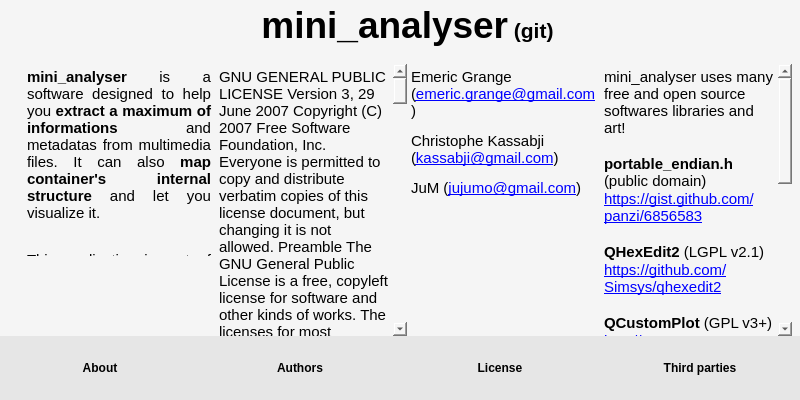
Before: the Qt Designer form mini_analyser/ui/about.ui in emericg/MiniVideo, drawn with Qt 5.
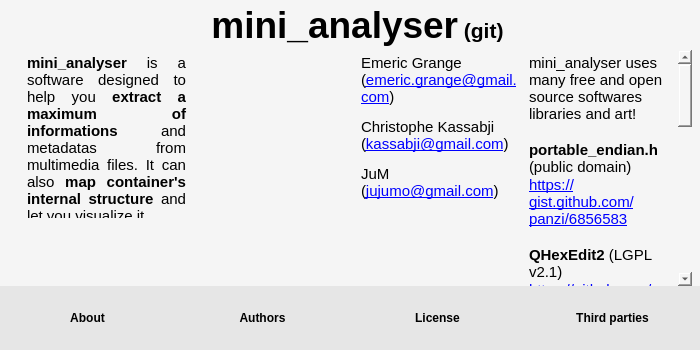
After: the same form once the commit is applied. Icons and pictures are not drawn.

Commit message: mini_analyser: UI adjustments

Patch:
```diff
--- a/mini_analyser/ui/about.ui
+++ b/mini_analyser/ui/about.ui
@@ -6,13 +6,13 @@
    <rect>
     <x>0</x>
     <y>0</y>
-    <width>800</width>
-    <height>400</height>
+    <width>700</width>
+    <height>350</height>
    </rect>
   </property>
   <property name="minimumSize">
    <size>
-    <width>700</width>
+    <width>640</width>
     <height>320</height>
    </size>
   </property>
@@ -50,12 +50,6 @@
        <height>64</height>
       </size>
      </property>
-     <property name="maximumSize">
-      <size>
-       <width>16777215</width>
-       <height>128</height>
-      </size>
-     </property>
      <property name="styleSheet">
       <string notr="true">background-color: rgb(230, 230, 230);</string>
      </property>
@@ -205,7 +199,7 @@
 &lt;html&gt;&lt;head&gt;&lt;meta name=&quot;qrichtext&quot; content=&quot;1&quot; /&gt;&lt;style type=&quot;text/css&quot;&gt;
 p, li { white-space: pre-wrap; }
 &lt;/style&gt;&lt;/head&gt;&lt;body style=&quot; font-family:'DejaVu Sans'; font-size:11pt; font-weight:400; font-style:normal;&quot;&gt;
-&lt;p style=&quot; margin-top:0px; margin-bottom:0px; margin-left:0px; margin-right:0px; -qt-block-indent:0; text-indent:0px;&quot;&gt;GNU GENERAL PUBLIC LICENSE Version 3, 29 June 2007 Copyright (C) 2007 Free Software Foundation, Inc. Everyone is permitted to copy and distribute verbatim copies of this license document, but changing it is not allowed. Preamble The GNU General Public License is a free, copyleft license for software and other kinds of works. The licenses for most software and other practical works are designed to take away your freedom to share and change the works. By contrast, the GNU General Public License is intended to guarantee your freedom to share and change all versions of a program--to make sure it remains free software for all its users. We, the Free Software Foundation, use the GNU General Public License for most of our software; it applies also to any other work released this way by its authors. You can apply it to your programs, too. When we speak of free software, we are referring to freedom, not price. Our General Public Licenses are designed to make sure that you have the freedom to distribute copies of free software (and charge for them if you wish), that you receive source code or can get it if you want it, that you can change the software or use pieces of it in new free programs, and that you know you can do these things. To protect your rights, we need to prevent others from denying you these rights or asking you to surrender the rights. Therefore, you have certain responsibilities if you distribute copies of the software, or if you modify it: responsibilities to respect the freedom of others. For example, if you distribute copies of such a program, whether gratis or for a fee, you must pass on to the recipients the same freedoms that you received. You must make sure that they, too, receive or can get the source code. And you must show them these terms so they know their rights. Developers that use the GNU GPL protect your rights with two steps: (1) assert copyright on the software, and (2) offer you this License giving you legal permission to copy, distribute and/or modify it. For the developers' and authors' protection, the GPL clearly explains that there is no warranty for this free software. For both users' and authors' sake, the GPL requires that modified versions be marked as changed, so that their problems will not be attributed erroneously to authors of previous versions. Some devices are designed to deny users access to install or run modified versions of the software inside them, although the manufacturer can do so. This is fundamentally incompatible with the aim of protecting users' freedom to change the software. The systematic pattern of such abuse occurs in the area of products for individuals to use, which is precisely where it is most unacceptable. Therefore, we have designed this version of the GPL to prohibit the practice for those products. If such problems arise substantially in other domains, we stand ready to extend this provision to those domains in future versions of the GPL, as needed to protect the freedom of users. Finally, every program is threatened constantly by software patents. States should not allow patents to restrict development and use of software on general-purpose computers, but in those that do, we wish to avoid the special danger that patents applied to a free program could make it effectively proprietary. To prevent this, the GPL assures that patents cannot be used to render the program non-free. The precise terms and conditions for copying, distribution and modification follow. TERMS AND CONDITIONS 0. Definitions. &amp;quot;This License&amp;quot; refers to version 3 of the GNU General Public License. &amp;quot;Copyright&amp;quot; also means copyright-like laws that apply to other kinds of works, such as semiconductor masks. &amp;quot;The Program&amp;quot; refers to any copyrightable work licensed under this License. Each licensee is addressed as &amp;quot;you&amp;quot;. &amp;quot;Licensees&amp;quot; and &amp;quot;recipients&amp;quot; may be individuals or organizations. To &amp;quot;modify&amp;quot; a work means to copy from or adapt all or part of the work in a fashion requiring copyright permission, other than the making of an exact copy. The resulting work is called a &amp;quot;modified version&amp;quot; of the earlier work or a work &amp;quot;based on&amp;quot; the earlier work. A &amp;quot;covered work&amp;quot; means either the unmodified Program or a work based on the Program. To &amp;quot;propagate&amp;quot; a work means to do anything with it that, without permission, would make you directly or secondarily liable for infringement under applicable copyright law, except executing it on a computer or modifying a private copy. Propagation includes copying, distribution (with or without modification), making available to the public, and in some countries other activities as well. To &amp;quot;convey&amp;quot; a work means any kind of propagation that enables other parties to make or receive copies. Mere interaction with a user through a computer network, with no transfer of a copy, is not conveying. An interactive user interface displays &amp;quot;Appropriate Legal Notices&amp;quot; to the extent that it includes a convenient and prominently visible feature that (1) displays an appropriate copyright notice, and (2) tells the user that there is no warranty for the work (except to the extent that warranties are provided), that licensees may convey the work under this License, and how to view a copy of this License. If the interface presents a list of user commands or options, such as a menu, a prominent item in the list meets this criterion. 1. Source Code. The &amp;quot;source code&amp;quot; for a work means the preferred form of the work for making modifications to it. &amp;quot;Object code&amp;quot; means any non-source form of a work. A &amp;quot;Standard Interface&amp;quot; means an interface that either is an official standard defined by a recognized standards body, or, in the case of interfaces specified for a particular programming language, one that is widely used among developers working in that language. The &amp;quot;System Libraries&amp;quot; of an executable work include anything, other than the work as a whole, that (a) is included in the normal form of packaging a Major Component, but which is not part of that Major Component, and (b) serves only to enable use of the work with that Major Component, or to implement a Standard Interface for which an implementation is available to the public in source code form. A &amp;quot;Major Component&amp;quot;, in this context, means a major essential component (kernel, window system, and so on) of the specific operating system (if any) on which the executable work runs, or a compiler used to produce the work, or an object code interpreter used to run it. The &amp;quot;Corresponding Source&amp;quot; for a work in object code form means all the source code needed to generate, install, and (for an executable work) run the object code and to modify the work, including scripts to control those activities. However, it does not include the work's System Libraries, or general-purpose tools or generally available free programs which are used unmodified in performing those activities but which are not part of the work. For example, Corresponding Source includes interface definition files associated with source files for the work, and the source code for shared libraries and dynamically linked subprograms that the work is specifically designed to require, such as by intimate data communication or control flow between those subprograms and other parts of the work. The Corresponding Source need not include anything that users can regenerate automatically from other parts of the Corresponding Source. The Corresponding Source for a work in source code form is that same work. 2. Basic Permissions. All rights granted under this License are granted for the term of copyright on the Program, and are irrevocable provided the stated conditions are met. This License explicitly affirms your unlimited permission to run the unmodified Program. The output from running a covered work is covered by this License only if the output, given its content, constitutes a covered work. This License acknowledges your rights of fair use or other equivalent, as provided by copyright law. You may make, run and propagate covered works that you do not convey, without conditions so long as your license otherwise remains in force. You may convey covered works to others for the sole purpose of having them make modifications exclusively for you, or provide you with facilities for running those works, provided that you comply with the terms of this License in conveying all material for which you do not control copyright. Those thus making or running the covered works for you must do so exclusively on your behalf, under your direction and control, on terms that prohibit them from making any copies of your copyrighted material outside their relationship with you. Conveying under any other circumstances is permitted solely under the conditions stated below. Sublicensing is not allowed; section 10 makes it unnecessary. 3. Protecting Users' Legal Rights From Anti-Circumvention Law. No covered work shall be deemed part of an effective technological measure under any applicable law fulfilling obligations under article 11 of the WIPO copyright treaty adopted on 20 December 1996, or similar laws prohibiting or restricting circumvention of such measures. When you convey a covered work, you waive any legal power to forbid circumvention of technological measures to the extent such circumvention is effected by exercising rights under this License with respect to the covered work, and you disclaim any intention to limit operation or modification of the work as a means of enforcing, against the work's users, your or third parties' legal rights to forbid circumvention of technological measures. 4. Conveying Verbatim Copies. You may convey verbatim copies of the Program's source code as you receive it, in any medium, provided that you conspicuously and appropriately publish on each copy an appropriate copyright notice; keep intact all notices stating that this License and any non-permissive terms added in accord with section 7 apply to the code; keep intact all notices of the absence of any warranty; and give all recipients a copy of this License along with the Program. You may charge any price or no price for each copy that you convey, and you may offer support or warranty protection for a fee. 5. Conveying Modified Source Versions. You may convey a work based on the Program, or the modifications to produce it from the Program, in the form of source code under the terms of section 4, provided that you also meet all of these conditions: a) The work must carry prominent notices stating that you modified it, and giving a relevant date. b) The work must carry prominent notices stating that it is released under this License and any conditions added under section 7. This requirement modifies the requirement in section 4 to &amp;quot;keep intact all notices&amp;quot;. c) You must license the entire work, as a whole, under this License to anyone who comes into possession of a copy. This License will therefore apply, along with any applicable section 7 additional terms, to the whole of the work, and all its parts, regardless of how they are packaged. This License gives no permission to license the work in any other way, but it does not invalidate such permission if you have separately received it. d) If the work has interactive user interfaces, each must display Appropriate Legal Notices; however, if the Program has interactive interfaces that do not display Appropriate Legal Notices, your work need not make them do so. A compilation of a covered work with other separate and independent works, which are not by their nature extensions of the covered work, and which are not combined with it such as to form a larger program, in or on a volume of a storage or distribution medium, is called an &amp;quot;aggregate&amp;quot; if the compilation and its resulting copyright are not used to limit the access or legal rights of the compilation's users beyond what the individual works permit. Inclusion of a covered work in an aggregate does not cause this License to apply to the other parts of the aggregate. 6. Conveying Non-Source Forms. You may convey a covered work in object code form under the terms of sections 4 and 5, provided that you also convey the machine-readable Corresponding Source under the terms of this License, in one of these ways: a) Convey the object code in, or embodied in, a physical product (including a physical distribution medium), accompanied by the Corresponding Source fixed on a durable physical medium customarily used for software interchange. b) Convey the object code in, or embodied in, a physical product (including a physical distribution medium), accompanied by a written offer, valid for at least three years and valid for as long as you offer spare parts or customer support for that product model, to give anyone who possesses the object code either (1) a copy of the Corresponding Source for all the software in the product that is covered by this License, on a durable physical medium customarily used for software interchange, for a price no more than your reasonable cost of physically performing this conveying of source, or (2) access to copy the Corresponding Source from a network server at no charge. c) Convey individual copies of the object code with a copy of the written offer to provide the Corresponding Source. This alternative is allowed only occasionally and noncommercially, and only if you received the object code with such an offer, in accord with subsection 6b. d) Convey the object code by offering access from a designated place (gratis or for a charge), and offer equivalent access to the Corresponding Source in the same way through the same place at no further charge. You need not require recipients to copy the Corresponding Source along with the object code. If the place to copy the object code is a network server, the Corresponding Source may be on a different server (operated by you or a third party) that supports equivalent copying facilities, provided you maintain clear directions next to the object code saying where to find the Corresponding Source. Regardless of what server hosts the Corresponding Source, you remain obligated to ensure that it is available for as long as needed to satisfy these requirements. e) Convey the object code using peer-to-peer transmission, provided you inform other peers where the object code and Corresponding Source of the work are being offered to the general public at no charge under subsection 6d. A separable portion of the object code, whose source code is excluded from the Corresponding Source as a System Library, need not be included in conveying the object code work. A &amp;quot;User Product&amp;quot; is either (1) a &amp;quot;consumer product&amp;quot;, which means any tangible personal property which is normally used for personal, family, or household purposes, or (2) anything designed or sold for incorporation into a dwelling. In determining whether a product is a consumer product, doubtful cases shall be resolved in favor of coverage. For a particular product received by a particular user, &amp;quot;normally used&amp;quot; refers to a typical or common use of that class of product, regardless of the status of the particular user or of the way in which the particular user actually uses, or expects or is expected to use, the product. A product is a consumer product regardless of whether the product has substantial commercial, industrial or non-consumer uses, unless such uses represent the only significant mode of use of the product. &amp;quot;Installation Information&amp;quot; for a User Product means any methods, procedures, authorization keys, or other information required to install and execute modified versions of a covered work in that User Product from a modified version of its Corresponding Source. The information must suffice to ensure that the continued functioning of the modified object code is in no case prevented or interfered with solely because modification has been made. If you convey an object code work under this section in, or with, or specifically for use in, a User Product, and the conveying occurs as part of a transaction in which the right of possession and use of the User Product is transferred to the recipient in perpetuity or for a fixed term (regardless of how the transaction is characterized), the Corresponding Source conveyed under this section must be accompanied by the Installation Information. But this requirement does not apply if neither you nor any third party retains the ability to install modified object code on the User Product (for example, the work has been installed in ROM). The requirement to provide Installation Information does not include a requirement to continue to provide support service, warranty, or updates for a work that has been modified or installed by the recipient, or for the User Product in which it has been modified or installed. Access to a network may be denied when the modification itself materially and adversely affects the operation of the network or violates the rules and protocols for communication across the network. Corresponding Source conveyed, and Installation Information provided, in accord with this section must be in a format that is publicly documented (and with an implementation available to the public in source code form), and must require no special password or key for unpacking, reading or copying. 7. Additional Terms. &amp;quot;Additional permissions&amp;quot; are terms that supplement the terms of this License by making exceptions from one or more of its conditions. Additional permissions that are applicable to the entire Program shall be treated as though they were included in this License, to the extent that they are valid under applicable law. If additional permissions apply only to part of the Program, that part may be used separately under those permissions, but the entire Program remains governed by this License without regard to the additional permissions. When you convey a copy of a covered work, you may at your option remove any additional permissions from that copy, or from any part of it. (Additional permissions may be written to require their own removal in certain cases when you modify the work.) You may place additional permissions on material, added by you to a covered work, for which you have or can give appropriate copyright permission. Notwithstanding any other provision of this License, for material you add to a covered work, you may (if authorized by the copyright holders of that material) supplement the terms of this License with terms: a) Disclaiming warranty or limiting liability differently from the terms of sections 15 and 16 of this License; or b) Requiring preservation of specified reasonable legal notices or author attributions in that material or in the Appropriate Legal Notices displayed by works containing it; or c) Prohibiting misrepresentation of the origin of that material, or requiring that modified versions of such material be marked in reasonable ways as different from the original version; or d) Limiting the use for publicity purposes of names of licensors or authors of the material; or e) Declining to grant rights under trademark law for use of some trade names, trademarks, or service marks; or f) Requiring indemnification of licensors and authors of that material by anyone who conveys the material (or modified versions of it) with contractual assumptions of liability to the recipient, for any liability that these contractual assumptions directly impose on those licensors and authors. All other non-permissive additional terms are considered &amp;quot;further restrictions&amp;quot; within the meaning of section 10. If the Program as you received it, or any part of it, contains a notice stating that it is governed by this License along with a term that is a further restriction, you may remove that term. If a license document contains a further restriction but permits relicensing or conveying under this License, you may add to a covered work material governed by the terms of that license document, provided that the further restriction does not survive such relicensing or conveying. If you add terms to a covered work in accord with this section, you must place, in the relevant source files, a statement of the additional terms that apply to those files, or a notice indicating where to find the applicable terms. Additional terms, permissive or non-permissive, may be stated in the form of a separately written license, or stated as exceptions; the above requirements apply either way. 8. Termination. You may not propagate or modify a covered work except as expressly provided under this License. Any attempt otherwise to propagate or modify it is void, and will automatically terminate your rights under this License (including any patent licenses granted under the third paragraph of section 11). However, if you cease all violation of this License, then your license from a particular copyright holder is reinstated (a) provisionally, unless and until the copyright holder explicitly and finally terminates your license, and (b) permanently, if the copyright holder fails to notify you of the violation by some reasonable means prior to 60 days after the cessation. Moreover, your license from a particular copyright holder is reinstated permanently if the copyright holder notifies you of the violation by some reasonable means, this is the first time you have received notice of violation of this License (for any work) from that copyright holder, and you cure the violation prior to 30 days after your receipt of the notice. Termination of your rights under this section does not terminate the licenses of parties who have received copies or rights from you under this License. If your rights have been terminated and not permanently reinstated, you do not qualify to receive new licenses for the same material under section 10. 9. Acceptance Not Required for Having Copies. You are not required to accept this License in order to receive or run a copy of the Program. Ancillary propagation of a covered work occurring solely as a consequence of using peer-to-peer transmission to receive a copy likewise does not require acceptance. However, nothing other than this License grants you permission to propagate or modify any covered work. These actions infringe copyright if you do not accept this License. Therefore, by modifying or propagating a covered work, you indicate your acceptance of this License to do so. 10. Automatic Licensing of Downstream Recipients. Each time you convey a covered work, the recipient automatically receives a license from the original licensors, to run, modify and propagate that work, subject to this License. You are not responsible for enforcing compliance by third parties with this License. An &amp;quot;entity transaction&amp;quot; is a transaction transferring control of an organization, or substantially all assets of one, or subdividing an organization, or merging organizations. If propagation of a covered work results from an entity transaction, each party to that transaction who receives a copy of the work also receives whatever licenses to the work the party's predecessor in interest had or could give under the previous paragraph, plus a right to possession of the Corresponding Source of the work from the predecessor in interest, if the predecessor has it or can get it with reasonable efforts. You may not impose any further restrictions on the exercise of the rights granted or affirmed under this License. For example, you may not impose a license fee, royalty, or other charge for exercise of rights granted under this License, and you may not initiate litigation (including a cross-claim or counterclaim in a lawsuit) alleging that any patent claim is infringed by making, using, selling, offering for sale, or importing the Program or any portion of it. 11. Patents. A &amp;quot;contributor&amp;quot; is a copyright holder who authorizes use under this License of the Program or a work on which the Program is based. The work thus licensed is called the contributor's &amp;quot;contributor version&amp;quot;. A contributor's &amp;quot;essential patent claims&amp;quot; are all patent claims owned or controlled by the contributor, whether already acquired or hereafter acquired, that would be infringed by some manner, permitted by this License, of making, using, or selling its contributor version, but do not include claims that would be infringed only as a consequence of further modification of the contributor version. For purposes of this definition, &amp;quot;control&amp;quot; includes the right to grant patent sublicenses in a manner consistent with the requirements of this License. Each contributor grants you a non-exclusive, worldwide, royalty-free patent license under the contributor's essential patent claims, to make, use, sell, offer for sale, import and otherwise run, modify and propagate the contents of its contributor version. In the following three paragraphs, a &amp;quot;patent license&amp;quot; is any express agreement or commitment, however denominated, not to enforce a patent (such as an express permission to practice a patent or covenant not to sue for patent infringement). To &amp;quot;grant&amp;quot; such a patent license to a party means to make such an agreement or commitment not to enforce a patent against the party. If you convey a covered work, knowingly relying on a patent license, and the Corresponding Source of the work is not available for anyone to copy, free of charge and under the terms of this License, through a publicly available network server or other readily accessible means, then you must either (1) cause the Corresponding Source to be so available, or (2) arrange to deprive yourself of the benefit of the patent license for this particular work, or (3) arrange, in a manner consistent with the requirements of this License, to extend the patent license to downstream recipients. &amp;quot;Knowingly relying&amp;quot; means you have actual knowledge that, but for the patent license, your conveying the covered work in a country, or your recipient's use of the covered work in a country, would infringe one or more identifiable patents in that country that you have reason to believe are valid. If, pursuant to or in connection with a single transaction or arrangement, you convey, or propagate by procuring conveyance of, a covered work, and grant a patent license to some of the parties receiving the covered work authorizing them to use, propagate, modify or convey a specific copy of the covered work, then the patent license you grant is automatically extended to all recipients of the covered work and works based on it. A patent license is &amp;quot;discriminatory&amp;quot; if it does not include within the scope of its coverage, prohibits the exercise of, or is conditioned on the non-exercise of one or more of the rights that are specifically granted under this License. You may not convey a covered work if you are a party to an arrangement with a third party that is in the business of distributing software, under which you make payment to the third party based on the extent of your activity of conveying the work, and under which the third party grants, to any of the parties who would receive the covered work from you, a discriminatory patent license (a) in connection with copies of the covered work conveyed by you (or copies made from those copies), or (b) primarily for and in connection with specific products or compilations that contain the covered work, unless you entered into that arrangement, or that patent license was granted, prior to 28 March 2007. Nothing in this License shall be construed as excluding or limiting any implied license or other defenses to infringement that may otherwise be available to you under applicable patent law. 12. No Surrender of Others' Freedom. If conditions are imposed on you (whether by court order, agreement or otherwise) that contradict the conditions of this License, they do not excuse you from the conditions of this License. If you cannot convey a covered work so as to satisfy simultaneously your obligations under this License and any other pertinent obligations, then as a consequence you may not convey it at all. For example, if you agree to terms that obligate you to collect a royalty for further conveying from those to whom you convey the Program, the only way you could satisfy both those terms and this License would be to refrain entirely from conveying the Program. 13. Use with the GNU Affero General Public License. Notwithstanding any other provision of this License, you have permission to link or combine any covered work with a work licensed under version 3 of the GNU Affero General Public License into a single combined work, and to convey the resulting work. The terms of this License will continue to apply to the part which is the covered work, but the special requirements of the GNU Affero General Public License, section 13, concerning interaction through a network will apply to the combination as such. 14. Revised Versions of this License. The Free Software Foundation may publish revised and/or new versions of the GNU General Public License from time to time. Such new versions will be similar in spirit to the present version, but may differ in detail to address new problems or concerns. Each version is given a distinguishing version number. If the Program specifies that a certain numbered version of the GNU General Public License &amp;quot;or any later version&amp;quot; applies to it, you have the option of following the terms and conditions either of that numbered version or of any later version published by the Free Software Foundation. If the Program does not specify a version number of the GNU General Public License, you may choose any version ever published by the Free Software Foundation. If the Program specifies that a proxy can decide which future versions of the GNU General Public License can be used, that proxy's public statement of acceptance of a version permanently authorizes you to choose that version for the Program. Later license versions may give you additional or different permissions. However, no additional obligations are imposed on any author or copyright holder as a result of your choosing to follow a later version. 15. Disclaimer of Warranty. THERE IS NO WARRANTY FOR THE PROGRAM, TO THE EXTENT PERMITTED BY APPLICABLE LAW. EXCEPT WHEN OTHERWISE STATED IN WRITING THE COPYRIGHT HOLDERS AND/OR OTHER PARTIES PROVIDE THE PROGRAM &amp;quot;AS IS&amp;quot; WITHOUT WARRANTY OF ANY KIND, EITHER EXPRESSED OR IMPLIED, INCLUDING, BUT NOT LIMITED TO, THE IMPLIED WARRANTIES OF MERCHANTABILITY AND FITNESS FOR A PARTICULAR PURPOSE. THE ENTIRE RISK AS TO THE QUALITY AND PERFORMANCE OF THE PROGRAM IS WITH YOU. SHOULD THE PROGRAM PROVE DEFECTIVE, YOU ASSUME THE COST OF ALL NECESSARY SERVICING, REPAIR OR CORRECTION. 16. Limitation of Liability. IN NO EVENT UNLESS REQUIRED BY APPLICABLE LAW OR AGREED TO IN WRITING WILL ANY COPYRIGHT HOLDER, OR ANY OTHER PARTY WHO MODIFIES AND/OR CONVEYS THE PROGRAM AS PERMITTED ABOVE, BE LIABLE TO YOU FOR DAMAGES, INCLUDING ANY GENERAL, SPECIAL, INCIDENTAL OR CONSEQUENTIAL DAMAGES ARISING OUT OF THE USE OR INABILITY TO USE THE PROGRAM (INCLUDING BUT NOT LIMITED TO LOSS OF DATA OR DATA BEING RENDERED INACCURATE OR LOSSES SUSTAINED BY YOU OR THIRD PARTIES OR A FAILURE OF THE PROGRAM TO OPERATE WITH ANY OTHER PROGRAMS), EVEN IF SUCH HOLDER OR OTHER PARTY HAS BEEN ADVISED OF THE POSSIBILITY OF SUCH DAMAGES. 17. Interpretation of Sections 15 and 16. If the disclaimer of warranty and limitation of liability provided above cannot be given local legal effect according to their terms, reviewing courts shall apply local law that most closely approximates an absolute waiver of all civil liability in connection with the Program, unless a warranty or assumption of liability accompanies a copy of the Program in return for a fee. END OF TERMS AND CONDITIONS How to Apply These Terms to Your New Programs If you develop a new program, and you want it to be of the greatest possible use to the public, the best way to achieve this is to make it free software which everyone can redistribute and change under these terms. To do so, attach the following notices to the program. It is safest to attach them to the start of each source file to most effectively state the exclusion of warranty; and each file should have at least the &amp;quot;copyright&amp;quot; line and a pointer to where the full notice is found. Copyright (C) This program is free software: you can redistribute it and/or modify it under the terms of the GNU General Public License as published by the Free Software Foundation, either version 3 of the License, or (at your option) any later version. This program is distributed in the hope that it will be useful, but WITHOUT ANY WARRANTY; without even the implied warranty of MERCHANTABILITY or FITNESS FOR A PARTICULAR PURPOSE. See the GNU General Public License for more details. You should have received a copy of the GNU General Public License along with this program. If not, see . Also add information on how to contact you by electronic and paper mail. If the program does terminal interaction, make it output a short notice like this when it starts in an interactive mode: Copyright (C) This program comes with ABSOLUTELY NO WARRANTY; for details type `show w'. This is free software, and you are welcome to redistribute it under certain conditions; type `show c' for details. The hypothetical commands `show w' and `show c' should show the appropriate parts of the General Public License. Of course, your program's commands might be different; for a GUI interface, you would use an &amp;quot;about box&amp;quot;. You should also get your employer (if you work as a programmer) or school, if any, to sign a &amp;quot;copyright disclaimer&amp;quot; for the program, if necessary. For more information on this, and how to apply and follow the GNU GPL, see . The GNU General Public License does not permit incorporating your program into proprietary programs. If your program is a subroutine library, you may consider it more useful to permit linking proprietary applications with the library. If this is what you want to do, use the GNU Lesser General Public License instead of this License. But first, please read . &lt;/p&gt;&lt;/body&gt;&lt;/html&gt;</string>
+&lt;p style=&quot;-qt-paragraph-type:empty; margin-top:0px; margin-bottom:0px; margin-left:0px; margin-right:0px; -qt-block-indent:0; text-indent:0px;&quot;&gt;&lt;br /&gt;&lt;/p&gt;&lt;/body&gt;&lt;/html&gt;</string>
        </property>
        <property name="source">
         <url>
```
The commit also changes 3 other files.
